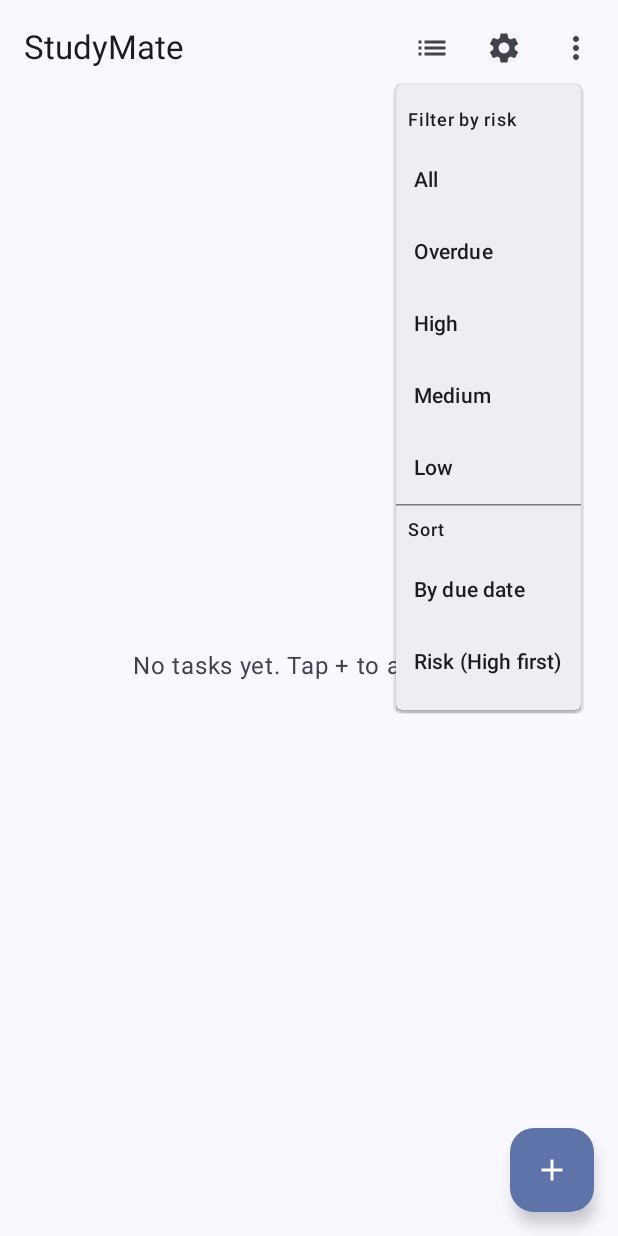
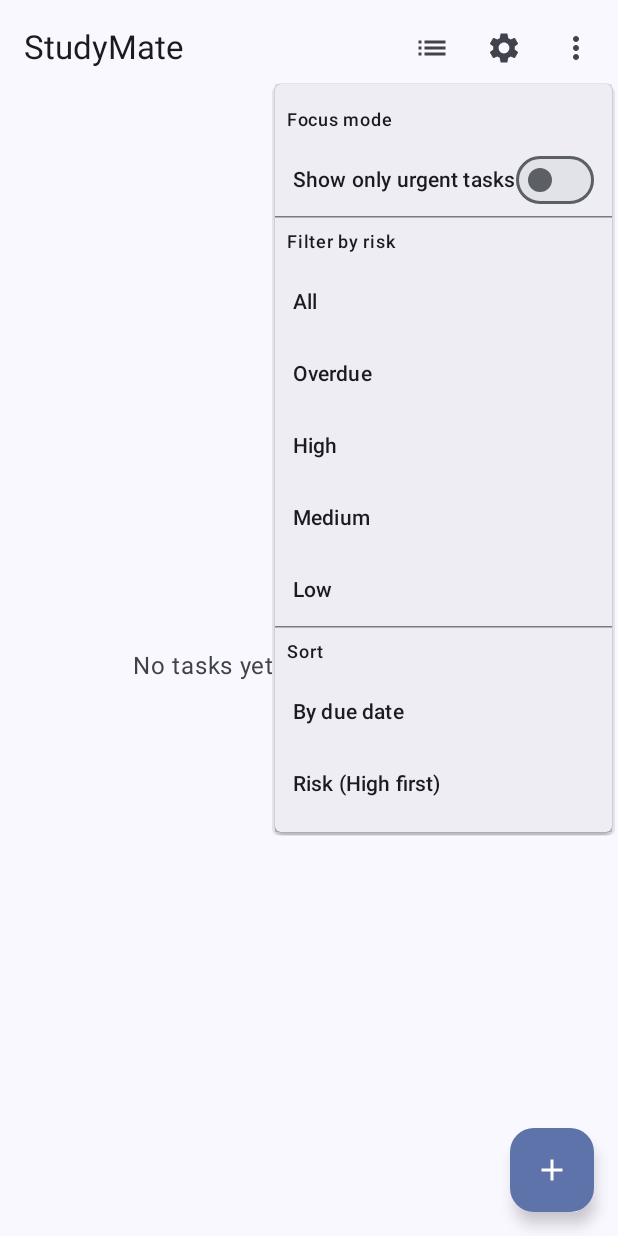
Before and after one commit to AdrienG0/AndroidDev, an Android app built with Jetpack Compose: the screen it shows after launch (MainActivity), after a tap on "Menu", on a phone screen of 412 x 824 dp. Run offline under Robolectric (Android 15) with nearby library versions, the phone set to English and light mode, and no system bars; our stand-ins replace Room's generated code.

Commit message:
New USP Smart Focus Mode

```diff
--- a/app/src/main/java/com/example/studymate_androiddevelopment/ui/events/TasksEvent.kt
+++ b/app/src/main/java/com/example/studymate_androiddevelopment/ui/events/TasksEvent.kt
@@ -19,6 +19,7 @@ sealed class TasksEvent {
     data class UpdateTask(val task: TaskEntity) : TasksEvent()
     data class ChangeFilter(val filter: TaskFilter) : TasksEvent()
 
+    data class ToggleFocusMode(val enabled: Boolean) : TasksEvent()
     data class ChangeRiskFilter(val riskFilter: RiskFilter) : TasksEvent()
     data class ChangeSortMode(val sortMode: SortMode) : TasksEvent()
 }
--- a/app/src/main/java/com/example/studymate_androiddevelopment/ui/screens/tasks/TaskListScreen.kt
+++ b/app/src/main/java/com/example/studymate_androiddevelopment/ui/screens/tasks/TaskListScreen.kt
@@ -63,6 +63,38 @@ fun TaskListScreen(
                         expanded = menuExpanded,
                         onDismissRequest = { menuExpanded = false }
                     ) {
+
+                        Text(
+                            "Focus mode",
+                            modifier = Modifier.padding(8.dp),
+                            style = MaterialTheme.typography.labelMedium
+                        )
+
+                        DropdownMenuItem(
+                            text = {
+                                Row(
+                                    modifier = Modifier.fillMaxWidth(),
+                                    verticalAlignment = Alignment.CenterVertically
+                                ) {
+                                    Text(
+                                        text = "Show only urgent tasks",
+                                        modifier = Modifier.weight(1f)
+                                    )
+                                    Switch(
+                                        checked = uiState.isFocusModeEnabled,
+                                        onCheckedChange = { checked ->
+                                            taskViewModel.onEvent(
+                                                TasksEvent.ToggleFocusMode(checked)
+                                            )
+                                        }
+                                    )
+                                }
+                            },
+                            onClick = { }
+                        )
+
+                        HorizontalDivider()
+
                         Text(
                             "Filter by risk",
                             modifier = Modifier.padding(8.dp),
--- a/app/src/main/java/com/example/studymate_androiddevelopment/ui/state/TasksUiState.kt
+++ b/app/src/main/java/com/example/studymate_androiddevelopment/ui/state/TasksUiState.kt
@@ -9,5 +9,6 @@ data class TasksUiState(
     val sortMode: SortMode = SortMode.DueDateAsc,
 
     val errorMessage: String? = null,
+    val isFocusModeEnabled: Boolean = false,
     val taskSaved: Boolean = false
 )
--- a/app/src/main/java/com/example/studymate_androiddevelopment/viewmodel/TaskViewModel.kt
+++ b/app/src/main/java/com/example/studymate_androiddevelopment/viewmodel/TaskViewModel.kt
@@ -59,6 +59,10 @@ class TaskViewModel(
 
             is TasksEvent.ChangeSortMode -> {
                 _uiState.update { it.copy(sortMode = event.sortMode) }
+                refreshOnce()
+            }
+            is TasksEvent.ToggleFocusMode -> {
+                _uiState.update { it.copy(isFocusModeEnabled = event.enabled) }
                 refreshOnce()
             }
         }
@@ -172,7 +176,8 @@ class TaskViewModel(
 
     private fun applyAll(all: List<TaskEntity>, state: TasksUiState): List<TaskEntity> {
         val afterMainFilter = applyMainFilter(all, state.filter)
-        val afterRiskFilter = applyRiskFilter(afterMainFilter, state.riskFilter)
+        val afterFocusMode = applyFocusMode(afterMainFilter, state.isFocusModeEnabled)
+        val afterRiskFilter = applyRiskFilter(afterFocusMode, state.riskFilter)
         return applySort(afterRiskFilter, state.sortMode)
     }
 
@@ -201,6 +206,17 @@ class TaskViewModel(
         }
     }
 
+    private fun applyFocusMode(all: List<TaskEntity>, enabled: Boolean): List<TaskEntity> {
+        if (!enabled) return all
+
+        return all.filter { task ->
+            when (RiskCalculator.calculate(task.dueDateEpochDay)) {
+                RiskLevel.OVERDUE, RiskLevel.HIGH, RiskLevel.MEDIUM -> true
+                RiskLevel.LOW -> false
+            }
+        }
+    }
+
     private fun applySort(all: List<TaskEntity>, sortMode: SortMode): List<TaskEntity> =
         when (sortMode) {
             SortMode.DueDateAsc ->
```
